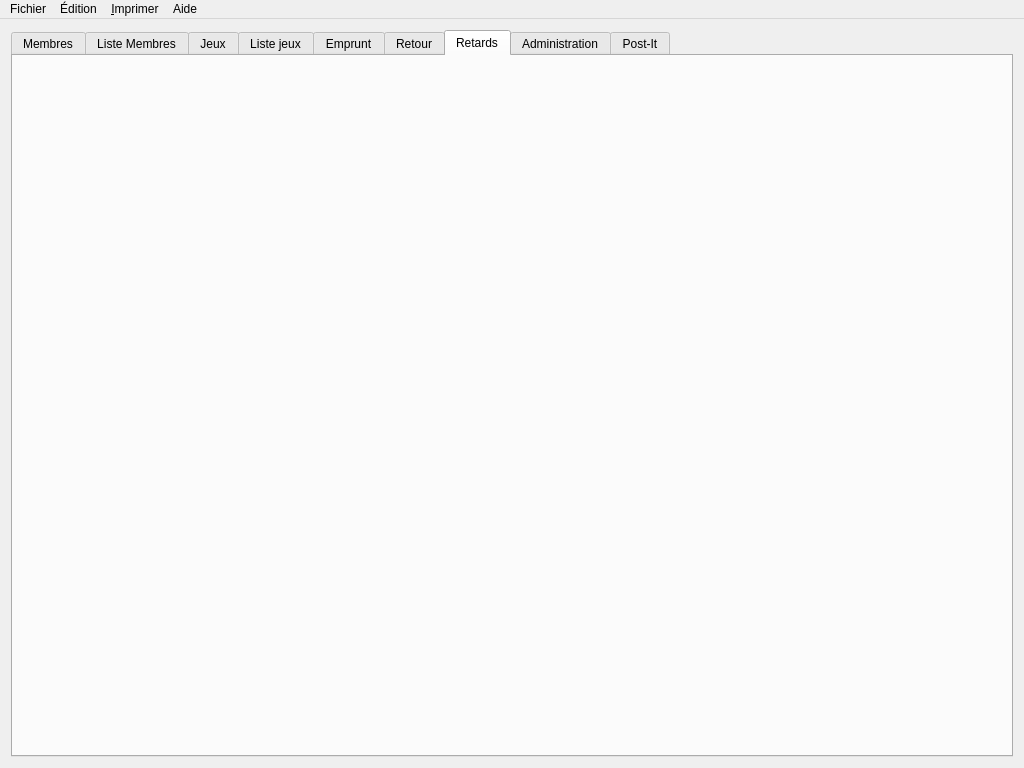
Qt form f_mainwindow.ui (nivhg/ludopen) before a commit.
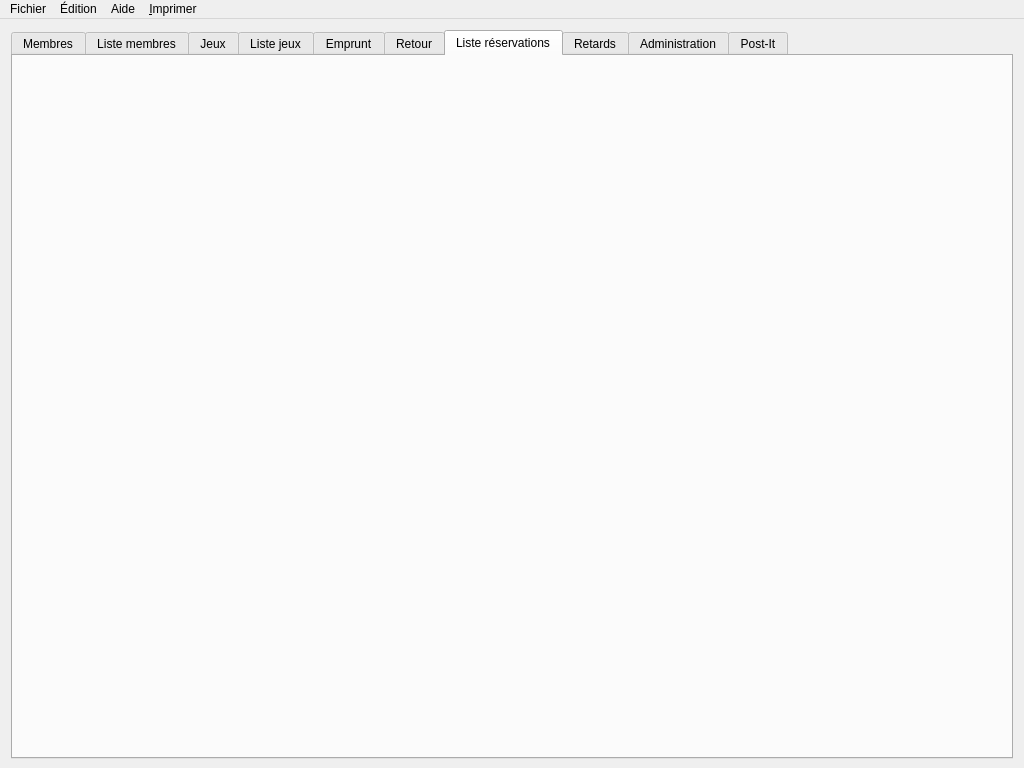
The same form after that commit. Icons and pictures are not drawn.

Commit message: Tri des listes par colonne

Diff of the .ui file:
```diff
--- a/f_mainwindow.ui
+++ b/f_mainwindow.ui
@@ -27,6 +27,12 @@
    <layout class="QGridLayout" name="gridLayout">
     <item row="0" column="0">
      <widget class="QTabWidget" name="TbW_Main">
+      <property name="minimumSize">
+       <size>
+        <width>0</width>
+        <height>729</height>
+       </size>
+      </property>
       <property name="maximumSize">
        <size>
         <width>16777215</width>
@@ -57,7 +63,7 @@
       </widget>
       <widget class="QWidget" name="ListeMembres">
        <attribute name="title">
-        <string>Liste Membres</string>
+        <string>Liste membres</string>
        </attribute>
        <layout class="QGridLayout" name="gridLayout_9">
         <item row="0" column="0">
@@ -105,6 +111,23 @@
         </item>
        </layout>
       </widget>
+      <widget class="QWidget" name="ListeReservations">
+       <property name="layoutDirection">
+        <enum>Qt::LeftToRight</enum>
+       </property>
+       <attribute name="title">
+        <string>Liste réservations</string>
+       </attribute>
+       <layout class="QGridLayout" name="gridLayout_11">
+        <item row="0" column="0">
+         <layout class="QHBoxLayout" name="Lay_ListeReservations">
+          <property name="sizeConstraint">
+           <enum>QLayout::SetMaximumSize</enum>
+          </property>
+         </layout>
+        </item>
+       </layout>
+      </widget>
       <widget class="QWidget" name="Retards">
        <attribute name="title">
         <string>Retards</string>
@@ -213,7 +236,7 @@
     <addaction name="separator"/>
     <addaction name="Menu_Aide_Propos_LudOpen"/>
    </widget>
-   <widget class="QMenu" name="menuJeux">
+   <widget class="QMenu" name="menuImprimer">
     <property name="title">
      <string>&amp;Imprimer</string>
     </property>
@@ -228,8 +251,8 @@
    </widget>
    <addaction name="menuFichier"/>
    <addaction name="menu_Edition"/>
-   <addaction name="menuJeux"/>
    <addaction name="menuAide"/>
+   <addaction name="menuImprimer"/>
   </widget>
   <action name="Menu_Fichier_Quitter">
    <property name="text">
```
The commit also changes 15 other files.
